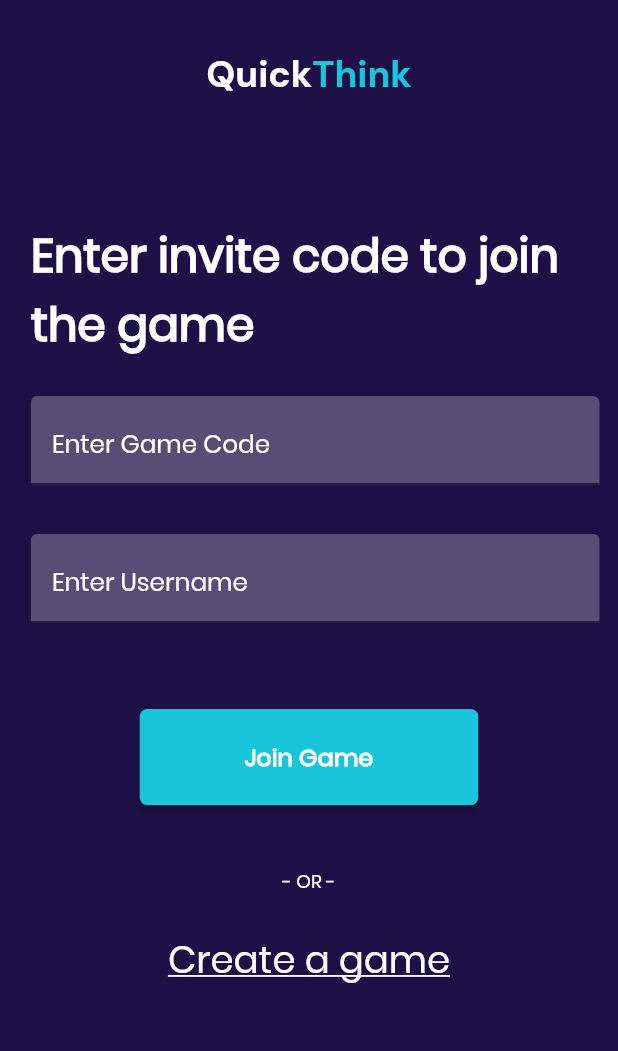
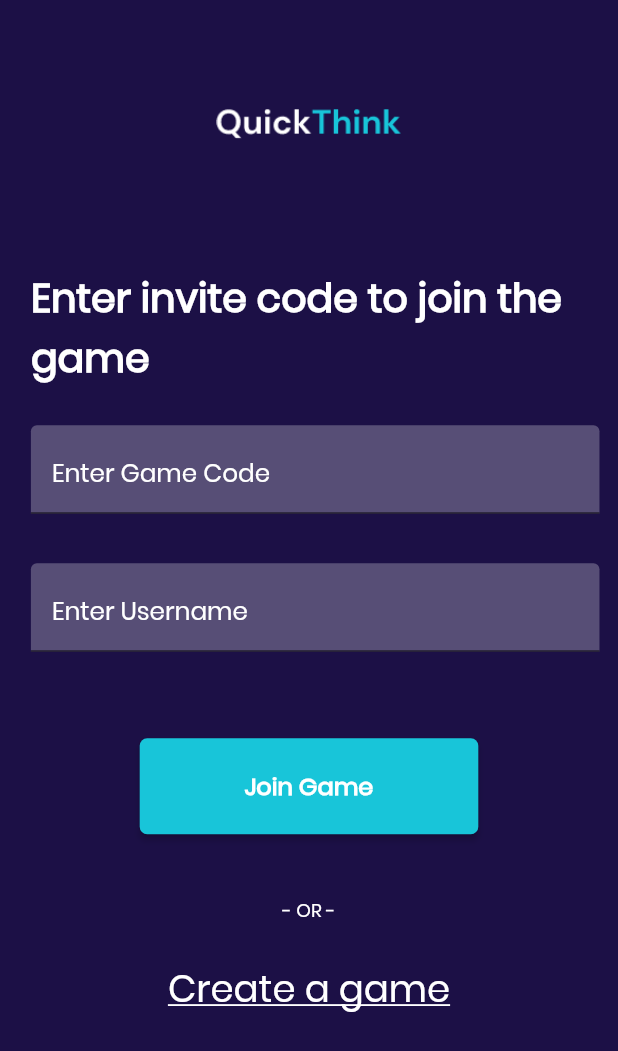
Before and after one commit to hngi/mobileforce-QuickThink, a Flutter app: the JoinGame screen opened by its route, on a phone screen of 412 x 824 dp. Shown: the top 1051 px of the screen. Run offline on Flutter 3.47's test engine with Material 2 defaults, Android fonts, the phone set to English and light mode, and no system bars; our stand-ins replace connectivity, flushbar, flutter_hooks, flutter_icons, flutter_spinkit, flutter_svg and 9 more; missing offline and left inert: giffy_dialog; accounts and stored records are empty; network calls fail.

Commit message:
minor fixes

```diff
--- a/quick_think/lib/screens/join_game.dart
+++ b/quick_think/lib/screens/join_game.dart
@@ -18,6 +18,8 @@ import 'package:http/http.dart' as http;
 import 'package:quickthink/utils/urls.dart';
 import 'package:quickthink/widgets/noInternet.dart';
 import 'package:shared_preferences/shared_preferences.dart';
+
+import 'login/responsiveness/res.dart';
 
 const String url = 'https://brainteaser.pythonanywhere.com/game/play';
 const String checkUrl =
@@ -160,12 +162,20 @@ class _JoinGameState extends State<JoinGame> {
                   child: Column(
                     crossAxisAlignment: CrossAxisAlignment.center,
                     children: <Widget>[
+                      Align(
+                        alignment: Alignment.center,
+                        child: Container(
+                          width: McGyver.rsDoubleW(context, 30),
+                          height: McGyver.rsDoubleH(context, 20),
+                          decoration: BoxDecoration(
+                              // color: Colors.red,
+                              image: DecorationImage(
+                                  image: AssetImage(
+                                      'assets/app_name_vector.png'))),
+                        ),
+                      ),
                       SizedBox(
-                        height: SizeConfig().yMargin(context, 4),
-                      ),
-                      _logoText(),
-                      SizedBox(
-                        height: SizeConfig().yMargin(context, 10),
+                        height: SizeConfig().yMargin(context, 1.7),
                       ),
                       _prompt(),
                       _form(),
@@ -256,7 +266,7 @@ class _JoinGameState extends State<JoinGame> {
           fontFamily: 'Poppins',
           color: Colors.white,
           fontWeight: FontWeight.w600,
-          fontSize: SizeConfig().textSize(context, 3.7),
+          fontSize: SizeConfig().textSize(context, 3.2),
         ),
       ),
     );
--- a/quick_think/lib/screens/login/widgets/quest.dart
+++ b/quick_think/lib/screens/login/widgets/quest.dart
@@ -1,6 +1,5 @@
 import 'package:flutter/material.dart';
 import 'package:google_fonts/google_fonts.dart';
-import 'package:quickthink/screens/login/view/login.dart';
 import 'package:quickthink/screens/registration_screen.dart';
 
 import '../../../utils/responsiveness.dart';
@@ -51,7 +50,7 @@ class Quest2 extends StatelessWidget {
         ),
         GestureDetector(
           onTap: () {
-            Navigator.of(context).pushNamed(LoginScreen.routeName);
+            Navigator.pop(context);
           },
           child: Text(
             ' Log in',
```
Also changed, not shown: quick_think/lib/screens/create_game.dart (+25 -6 lines).
